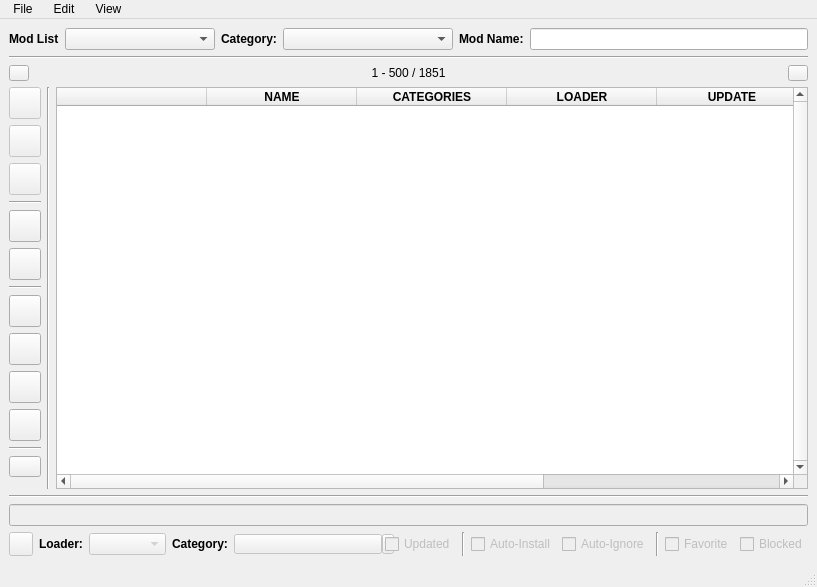
The window that pyqt_windows/main_window.ui (MelonRodante/ModList) describes before a commit, drawn with Qt 5.
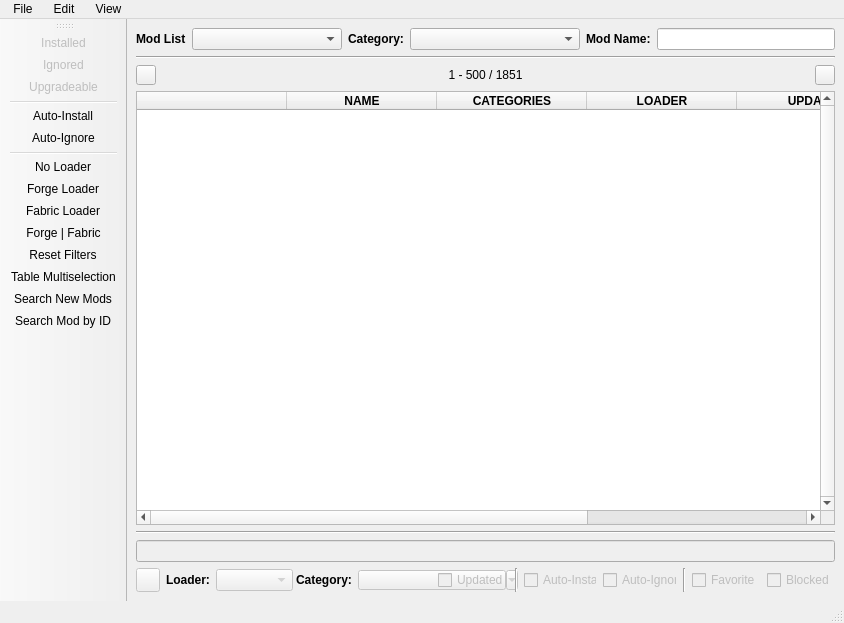
The same window after the commit. Icons and pictures are not drawn.

Commit message: ToolBar añadido ToolTipo categorias tabla

What changed in the file:
```diff
--- a/pyqt_windows/main_window.ui
+++ b/pyqt_windows/main_window.ui
@@ -6,8 +6,8 @@
    <rect>
     <x>0</x>
     <y>0</y>
-    <width>817</width>
-    <height>587</height>
+    <width>844</width>
+    <height>623</height>
    </rect>
   </property>
   <property name="sizePolicy">
@@ -36,9 +36,32 @@
     <normaloff>:/widgets/widgets/window_icon.png</normaloff>:/widgets/widgets/window_icon.png</iconset>
   </property>
   <widget class="QWidget" name="centralwidget">
-   <layout class="QVBoxLayout" name="verticalLayout">
+   <layout class="QHBoxLayout" name="horizontalLayout_4">
+    <property name="spacing">
+     <number>0</number>
+    </property>
+    <property name="leftMargin">
+     <number>9</number>
+    </property>
+    <property name="topMargin">
+     <number>9</number>
+    </property>
+    <property name="rightMargin">
+     <number>9</number>
+    </property>
     <property name="bottomMargin">
      <number>9</number>
+    </property>
+    <item>
+     <layout class="QVBoxLayout" name="verticalLayout_3">
+      <property name="spacing">
+       <number>6</number>
+      </property>
+      <property name="topMargin">
+       <number>0</number>
+      </property>
+      <property name="bottomMargin">
+       <number>0</number>
     </property>
     <item>
      <layout class="QHBoxLayout" name="hlBuscar">
@@ -129,7 +152,7 @@
      </layout>
     </item>
     <item>
-     <widget class="Line" name="ln_1">
+       <widget class="Line" name="line_3">
       <property name="orientation">
        <enum>Qt::Horizontal</enum>
       </property>
@@ -223,383 +246,6 @@
       <property name="bottomMargin">
        <number>0</number>
       </property>
-      <item>
-       <layout class="QVBoxLayout" name="verticalLayout_2">
-        <property name="leftMargin">
-         <number>0</number>
-        </property>
-        <item>
-         <widget class="QPushButton" name="btnViewInstalled">
-          <property name="enabled">
-           <bool>false</bool>
-          </property>
-          <property name="minimumSize">
-           <size>
-            <width>32</width>
-            <height>32</height>
-           </size>
-          </property>
-          <property name="maximumSize">
-           <size>
-            <width>32</width>
-            <height>32</height>
-           </size>
-          </property>
-          <property name="text">
-           <string/>
-          </property>
-          <property name="icon">
-           <iconset resource="../res/icons.qrc">
-            <normaloff>:/states/states/installed.png</normaloff>:/states/states/installed.png</iconset>
-          </property>
-          <property name="iconSize">
-           <size>
-            <width>24</width>
-            <height>24</height>
-           </size>
-          </property>
-          <property name="checkable">
-           <bool>true</bool>
-          </property>
-         </widget>
-        </item>
-        <item>
-         <widget class="QPushButton" name="btnViewIgnored">
-          <property name="enabled">
-           <bool>false</bool>
-          </property>
-          <property name="minimumSize">
-           <size>
-            <width>32</width>
-            <height>32</height>
-           </size>
-          </property>
-          <property name="maximumSize">
-           <size>
-            <width>32</width>
-            <height>32</height>
-           </size>
-          </property>
-          <property name="text">
-           <string/>
-          </property>
-          <property name="icon">
-           <iconset resource="../res/icons.qrc">
-            <normaloff>:/states/states/ignored.png</normaloff>:/states/states/ignored.png</iconset>
-          </property>
-          <property name="iconSize">
-           <size>
-            <width>24</width>
-            <height>24</height>
-           </size>
-          </property>
-          <property name="checkable">
-           <bool>true</bool>
-          </property>
-         </widget>
-        </item>
-        <item>
-         <widget class="QPushButton" name="btnViewUpdated">
-          <property name="enabled">
-           <bool>false</bool>
-          </property>
-          <property name="minimumSize">
-           <size>
-            <width>32</width>
-            <height>32</height>
-           </size>
-          </property>
-          <property name="maximumSize">
-           <size>
-            <width>32</width>
-            <height>32</height>
-           </size>
-          </property>
-          <property name="text">
-           <string/>
-          </property>
-          <property name="icon">
-           <iconset resource="../res/icons.qrc">
-            <normaloff>:/states/states/updated.png</normaloff>:/states/states/updated.png</iconset>
-          </property>
-          <property name="iconSize">
-           <size>
-            <width>24</width>
-            <height>24</height>
-           </size>
-          </property>
-          <property name="checkable">
-           <bool>true</bool>
-          </property>
-         </widget>
-        </item>
-        <item>
-         <widget class="Line" name="line_5">
-          <property name="orientation">
-           <enum>Qt::Horizontal</enum>
-          </property>
-         </widget>
-        </item>
-        <item>
-         <widget class="QPushButton" name="btnViewAutoInstall">
-          <property name="minimumSize">
-           <size>
-            <width>32</width>
-            <height>32</height>
-           </size>
-          </property>
-          <property name="maximumSize">
-           <size>
-            <width>32</width>
-            <height>32</height>
-           </size>
-          </property>
-          <property name="text">
-           <string/>
-          </property>
-          <property name="icon">
-           <iconset resource="../res/icons.qrc">
-            <normaloff>:/states/states/favorite_installed.png</normaloff>:/states/states/favorite_installed.png</iconset>
-          </property>
-          <property name="iconSize">
-           <size>
-            <width>24</width>
-            <height>24</height>
-           </size>
-          </property>
-          <property name="checkable">
-           <bool>true</bool>
-          </property>
-         </widget>
-        </item>
-        <item>
-         <widget class="QPushButton" name="btnViewAutoIgnore">
-          <property name="minimumSize">
-           <size>
-            <width>32</width>
-            <height>32</height>
-           </size>
-          </property>
-          <property name="maximumSize">
-           <size>
-            <width>32</width>
-            <height>32</height>
-           </size>
-          </property>
-          <property name="text">
-           <string/>
-          </property>
-          <property name="icon">
-           <iconset resource="../res/icons.qrc">
-            <normaloff>:/states/states/favorite_ignored.png</normaloff>:/states/states/favorite_ignored.png</iconset>
-          </property>
-          <property name="iconSize">
-           <size>
-            <width>24</width>
-            <height>24</height>
-           </size>
-          </property>
-          <property name="checkable">
-           <bool>true</bool>
-          </property>
-         </widget>
-        </item>
-        <item>
-         <widget class="Line" name="line_6">
-          <property name="orientation">
-           <enum>Qt::Horizontal</enum>
-          </property>
-         </widget>
-        </item>
-        <item>
-         <widget class="QPushButton" name="btnViewNoLoader">
-          <property name="minimumSize">
-           <size>
-            <width>32</width>
-            <height>32</height>
-           </size>
-          </property>
-          <property name="maximumSize">
-           <size>
-            <width>32</width>
-            <height>32</height>
-           </size>
-          </property>
-          <property name="text">
-           <string/>
-          </property>
-          <property name="icon">
-           <iconset resource="../res/icons.qrc">
-            <normaloff>:/widgets/widgets/noloader.png</normaloff>:/widgets/widgets/noloader.png</iconset>
-          </property>
-          <property name="iconSize">
-           <size>
-            <width>24</width>
-            <height>24</height>
-           </size>
-          </property>
-          <property name="checkable">
-           <bool>true</bool>
-          </property>
-         </widget>
-        </item>
-        <item>
-         <widget class="QPushButton" name="btnViewForge">
-          <property name="minimumSize">
-           <size>
-            <width>32</width>
-            <height>32</height>
-           </size>
-          </property>
-          <property name="maximumSize">
-           <size>
-            <width>32</width>
-            <height>32</height>
-           </size>
-          </property>
-          <property name="text">
-           <string/>
-          </property>
-          <property name="icon">
-           <iconset resource="../res/icons.qrc">
-            <normaloff>:/widgets/widgets/forge.png</normaloff>:/widgets/widgets/forge.png</iconset>
-          </property>
-          <property name="iconSize">
-           <size>
-            <width>24</width>
-            <height>24</height>
-           </size>
-          </property>
-          <property name="checkable">
-           <bool>true</bool>
-          </property>
-         </widget>
-        </item>
-        <item>
-         <widget class="QPushButton" name="btnViewFabric">
-          <property name="minimumSize">
-           <size>
-            <width>32</width>
-            <height>32</height>
-           </size>
-          </property>
-          <property name="maximumSize">
-           <size>
-            <width>32</width>
-            <height>32</height>
-           </size>
-          </property>
-          <property name="text">
-           <string/>
-          </property>
-          <property name="icon">
-           <iconset resource="../res/icons.qrc">
-            <normaloff>:/widgets/widgets/fabric.png</normaloff>:/widgets/widgets/fabric.png</iconset>
-          </property>
-          <property name="iconSize">
-           <size>
-            <width>24</width>
-            <height>24</height>
-           </size>
-          </property>
-          <property name="checkable">
-           <bool>true</bool>
-          </property>
-         </widget>
-        </item>
-        <item>
-         <widget class="QPushButton" name="btnViewForgeFabric">
-          <property name="minimumSize">
-           <size>
-            <width>32</width>
-            <height>32</height>
-           </size>
-          </property>
-          <property name="maximumSize">
-           <size>
-            <width>32</width>
-            <height>32</height>
-           </size>
-          </property>
-          <property name="text">
-           <string/>
-          </property>
-          <property name="icon">
-           <iconset resource="../res/icons.qrc">
-            <normaloff>:/widgets/widgets/forgefabric.png</normaloff>:/widgets/widgets/forgefabric.png</iconset>
-          </property>
-          <property name="iconSize">
-           <size>
-            <width>24</width>
-            <height>24</height>
-           </size>
-          </property>
-          <property name="checkable">
-           <bool>true</bool>
-          </property>
-         </widget>
-        </item>
-        <item>
-         <widget class="Line" name="line_7">
-          <property name="orientation">
-           <enum>Qt::Horizontal</enum>
-          </property>
-         </widget>
-        </item>
-        <item>
-         <widget class="QPushButton" name="btnTableMultiSelection">
-          <property name="minimumSize">
-           <size>
-            <width>32</width>
-            <height>21</height>
-           </size>
-          </property>
-          <property name="maximumSize">
-           <size>
-            <width>32</width>
-            <height>22</height>
-           </size>
-          </property>
-          <property name="text">
-           <string/>
-          </property>
-          <property name="icon">
-           <iconset resource="../res/icons.qrc">
-            <normaloff>:/widgets/widgets/multiselection.png</normaloff>:/widgets/widgets/multiselection.png</iconset>
-          </property>
-          <property name="iconSize">
-           <size>
-            <width>24</width>
-            <height>16</height>
-           </size>
-          </property>
-          <property name="checkable">
-           <bool>true</bool>
-          </property>
-         </widget>
-        </item>
-        <item>
-         <spacer name="verticalSpacer">
-          <property name="orientation">
-           <enum>Qt::Vertical</enum>
-          </property>
-          <property name="sizeHint" stdset="0">
-           <size>
-            <width>20</width>
-            <height>40</height>
-           </size>
-          </property>
-         </spacer>
-        </item>
-       </layout>
-      </item>
-      <item>
-       <widget class="Line" name="line_4">
-        <property name="orientation">
-         <enum>Qt::Vertical</enum>
-        </property>
-       </widget>
-      </item>
       <item>
        <widget class="QTableWidget" name="tableMods">
         <property name="font">
@@ -711,7 +357,7 @@
      </layout>
     </item>
     <item>
-     <widget class="Line" name="line_3">
+       <widget class="Line" name="ln_1">
       <property name="orientation">
        <enum>Qt::Horizontal</enum>
       </property>
@@ -976,13 +622,15 @@
      </layout>
     </item>
    </layout>
+    </item>
+   </layout>
   </widget>
   <widget class="QMenuBar" name="menubar">
    <property name="geometry">
     <rect>
      <x>0</x>
      <y>0</y>
-     <width>817</width>
+     <width>844</width>
      <height>21</height>
     </rect>
    </property>
@@ -1067,6 +715,59 @@
     <bool>true</bool>
    </property>
   </widget>
+  <widget class="QToolBar" name="toolBar">
+   <property name="contextMenuPolicy">
+    <enum>Qt::NoContextMenu</enum>
+   </property>
+   <property name="windowTitle">
+    <string>Tool Bar</string>
+   </property>
+   <property name="layoutDirection">
+    <enum>Qt::LeftToRight</enum>
+   </property>
+   <property name="styleSheet">
+    <string notr="true"/>
+   </property>
+   <property name="movable">
+    <bool>true</bool>
+   </property>
+   <property name="allowedAreas">
+    <set>Qt::AllToolBarAreas</set>
+   </property>
+   <property name="orientation">
+    <enum>Qt::Vertical</enum>
+   </property>
+   <property name="iconSize">
+    <size>
+     <width>19</width>
+     <height>19</height>
+    </size>
+   </property>
+   <property name="floatable">
+    <bool>true</bool>
+   </property>
+   <attribute name="toolBarArea">
+    <enum>LeftToolBarArea</enum>
+   </attribute>
+   <attribute name="toolBarBreak">
+    <bool>true</bool>
+   </attribute>
+   <addaction name="actionShowInstalled"/>
+   <addaction name="actionShowIgnored"/>
+   <addaction name="actionShowUpdated"/>
+   <addaction name="separator"/>
+   <addaction name="actionAutoInstall"/>
+   <addaction name="actionAutoIgnore"/>
+   <addaction name="separator"/>
+   <addaction name="actionNoLoader"/>
+   <addaction name="actionForgeLoader"/>
+   <addaction name="actionFabricLoader"/>
+   <addaction name="actionForgeFabricLoader"/>
+   <addaction name="actionResetFilters"/>
+   <addaction name="actionMultiselection"/>
+   <addaction name="actionSearchingNewMods"/>
+   <addaction name="actionSearchModID"/>
+  </widget>
   <action name="actionAdminLists">
    <property name="text">
     <string>Admin Lists</string>
```
Left out of the diff: 13 changed lines with no effect on the pictures. Lines whose indentation alone changed are shown as unchanged. The commit also changes 11 other files.
